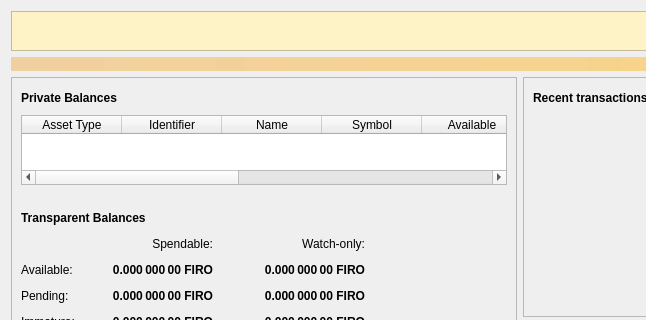
First picture: the form in src/qt/forms/overviewpage.ui, repository firoorg/firo, before the edit; both pictures show x 0 to 646 and y 0 to 320 of the 769 by 452 pixel window.
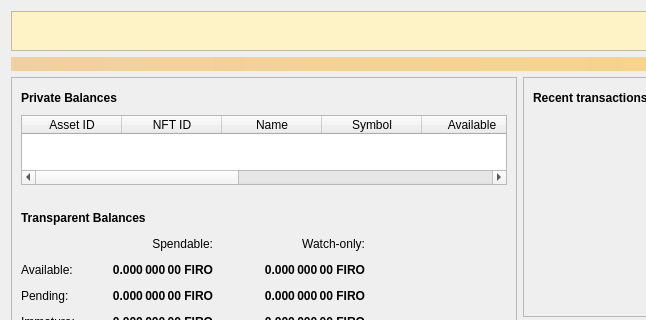
Second picture: the form after the edit. Icons and pictures are not drawn.

Commit message: Renamed Asset Type to Asset ID and Identifier to NFT ID for spats in the UI

The edit to the form file:
```diff
--- a/src/qt/forms/overviewpage.ui
+++ b/src/qt/forms/overviewpage.ui
@@ -205,12 +205,12 @@
             </attribute>
             <column>
              <property name="text">
-              <string>Asset Type</string>
+              <string>Asset ID</string>
              </property>
             </column>
             <column>
              <property name="text">
-              <string>Identifier</string>
+              <string>NFT ID</string>
              </property>
             </column>
             <column>
```
The commit also changes 4 other files.
